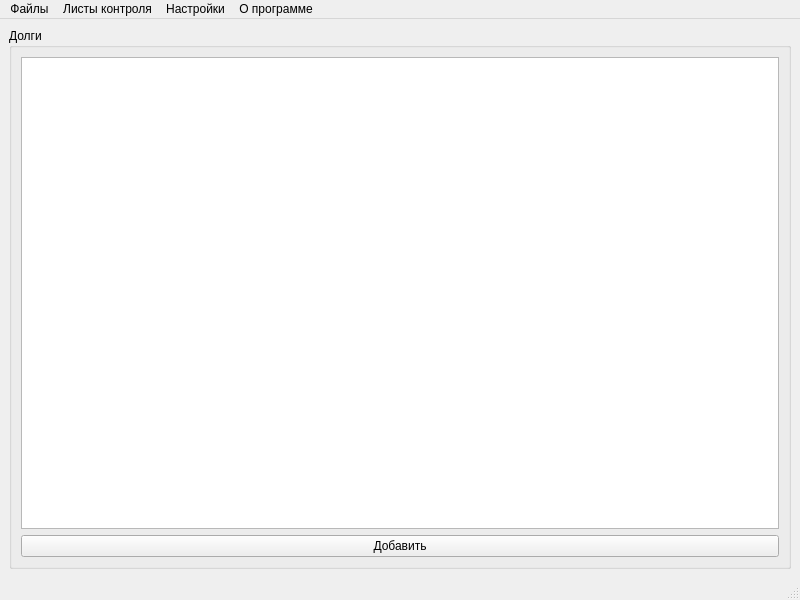
First picture: the form in ui/main.ui, repository nightmare04/AO, before the edit.
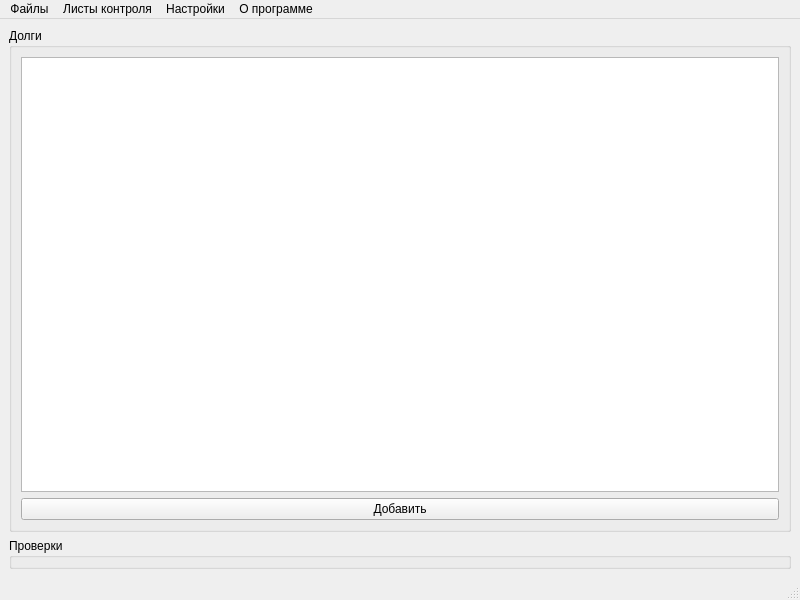
Second picture: the form after the edit.

```diff
--- a/ui/main.ui
+++ b/ui/main.ui
@@ -34,6 +34,13 @@
       </layout>
      </widget>
     </item>
+    <item>
+     <widget class="QGroupBox" name="checks_groupbox">
+      <property name="title">
+       <string>Проверки</string>
+      </property>
+     </widget>
+    </item>
    </layout>
   </widget>
   <widget class="QMenuBar" name="menubar">
```
Left out of the diff: 4 changed lines with no effect on the pictures.
